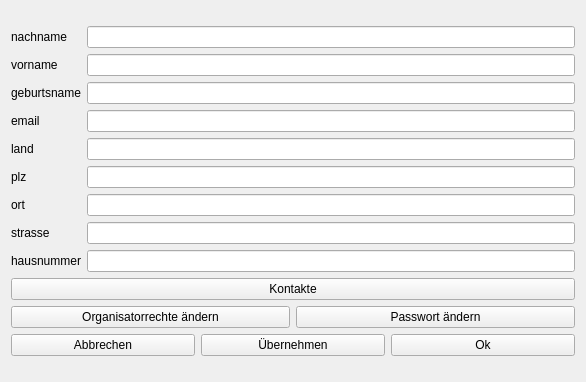
First picture: the form in profileview.ui, repository Leon0932/se_projekt, before the edit.
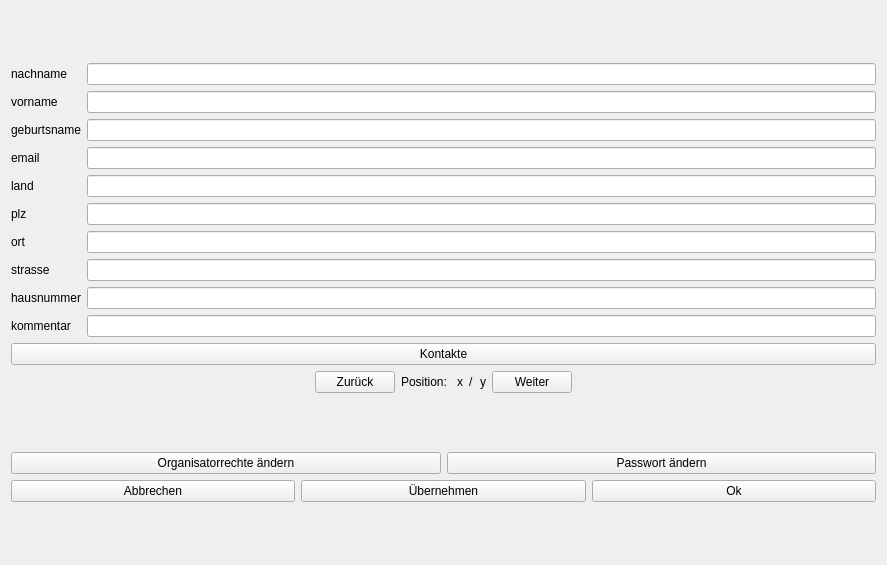
Second picture: the form after the edit.

The edit to the form file:
```diff
--- a/profileview.ui
+++ b/profileview.ui
@@ -6,8 +6,8 @@
    <rect>
     <x>0</x>
     <y>0</y>
-    <width>586</width>
-    <height>382</height>
+    <width>887</width>
+    <height>565</height>
    </rect>
   </property>
   <property name="windowTitle">
@@ -119,6 +119,16 @@
      <item row="8" column="1">
       <widget class="QLineEdit" name="hausnummerTbx"/>
      </item>
+     <item row="9" column="0">
+      <widget class="QLabel" name="label">
+       <property name="text">
+        <string>kommentar</string>
+       </property>
+      </widget>
+     </item>
+     <item row="9" column="1">
+      <widget class="QLineEdit" name="kommentarTbx"/>
+     </item>
     </layout>
    </item>
    <item>
@@ -128,6 +138,91 @@
      </property>
     </widget>
    </item>
+   <item>
+    <layout class="QHBoxLayout" name="horizontalLayout_3">
+     <item>
+      <spacer name="horizontalSpacer">
+       <property name="orientation">
+        <enum>Qt::Horizontal</enum>
+       </property>
+       <property name="sizeHint" stdset="0">
+        <size>
+         <width>40</width>
+         <height>20</height>
+        </size>
+       </property>
+      </spacer>
+     </item>
+     <item>
+      <widget class="QPushButton" name="prevBtn">
+       <property name="text">
+        <string>Zurück</string>
+       </property>
+      </widget>
+     </item>
+     <item>
+      <widget class="QLabel" name="label_2">
+       <property name="text">
+        <string>Position: </string>
+       </property>
+      </widget>
+     </item>
+     <item>
+      <widget class="QLabel" name="curPosLbl">
+       <property name="text">
+        <string>x</string>
+       </property>
+      </widget>
+     </item>
+     <item>
+      <widget class="QLabel" name="label_4">
+       <property name="text">
+        <string>/</string>
+       </property>
+      </widget>
+     </item>
+     <item>
+      <widget class="QLabel" name="maxPosLbl">
+       <property name="text">
+        <string>y</string>
+       </property>
+      </widget>
+     </item>
+     <item>
+      <widget class="QPushButton" name="nextBtn">
+       <property name="text">
+        <string>Weiter</string>
+       </property>
+      </widget>
+     </item>
+     <item>
+      <spacer name="horizontalSpacer_2">
+       <property name="orientation">
+        <enum>Qt::Horizontal</enum>
+       </property>
+       <property name="sizeHint" stdset="0">
+        <size>
+         <width>40</width>
+         <height>20</height>
+        </size>
+       </property>
+      </spacer>
+     </item>
+    </layout>
+   </item>
+   <item>
+    <spacer name="verticalSpacer_3">
+     <property name="orientation">
+      <enum>Qt::Vertical</enum>
+     </property>
+     <property name="sizeHint" stdset="0">
+      <size>
+       <width>20</width>
+       <height>40</height>
+      </size>
+     </property>
+    </spacer>
+   </item>
    <item>
     <layout class="QVBoxLayout" name="verticalLayout">
      <item>
```
